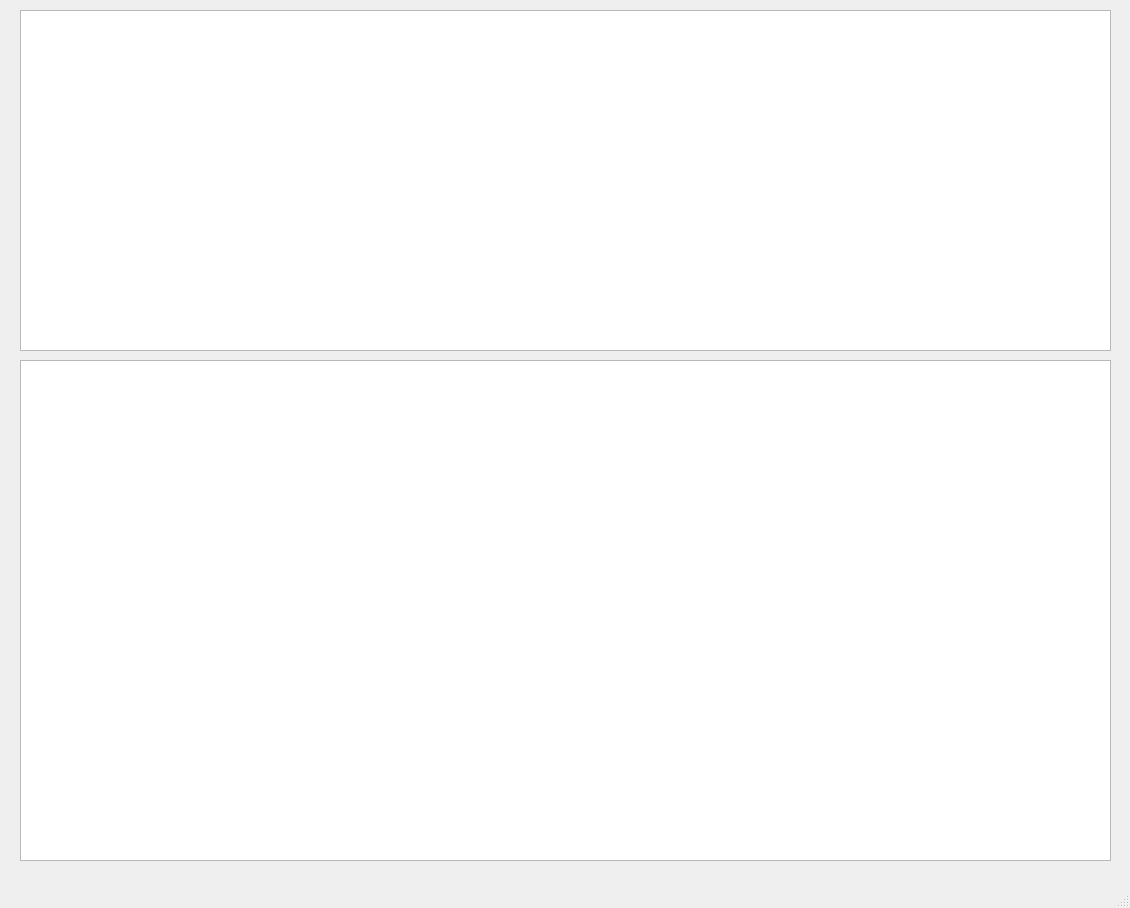
Qt form QT/main.ui (ks00141/ks00141) before a commit.
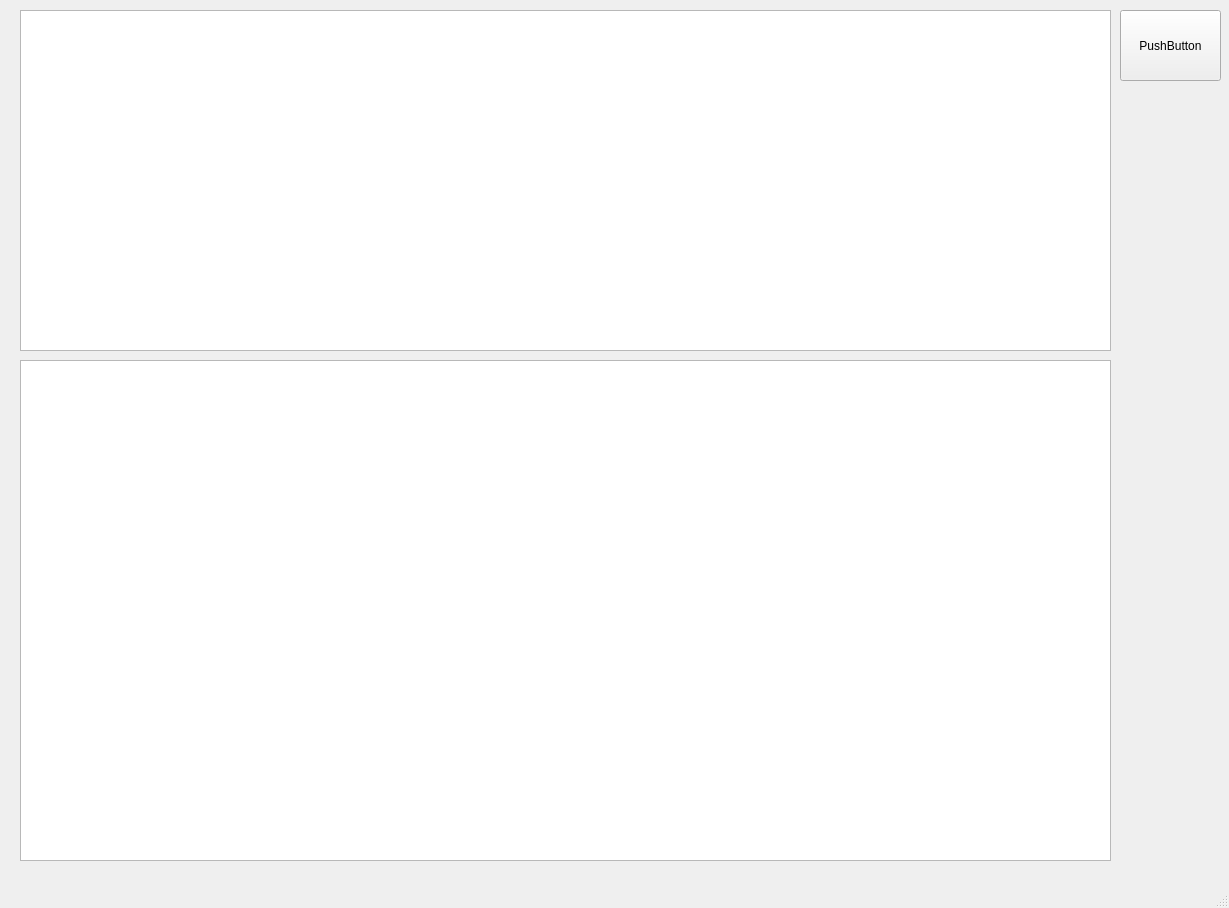
The same form after that commit.

The edit to the form file:
```diff
--- a/QT/main.ui
+++ b/QT/main.ui
@@ -6,7 +6,7 @@
    <rect>
     <x>0</x>
     <y>0</y>
-    <width>1130</width>
+    <width>1229</width>
     <height>908</height>
    </rect>
   </property>
@@ -34,6 +34,19 @@
      </rect>
     </property>
    </widget>
+   <widget class="QPushButton" name="pushButton">
+    <property name="geometry">
+     <rect>
+      <x>1120</x>
+      <y>10</y>
+      <width>101</width>
+      <height>71</height>
+     </rect>
+    </property>
+    <property name="text">
+     <string>PushButton</string>
+    </property>
+   </widget>
   </widget>
   <widget class="QMenuBar" name="menubar">
    <property name="geometry">
```
Left out of the diff: 2 changed lines with no effect on the pictures.
